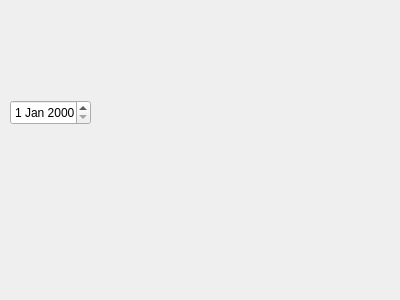
AdeptusMechanicus01/ServicePrinterManager, file addrepairdialog.ui: the form before one commit.
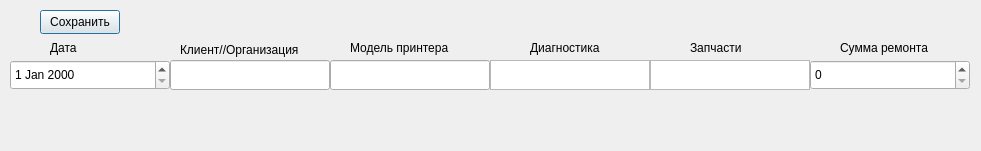
The form after the commit.

Commit message: Сделал окно и привязал к кнопке

What changed in the file:
```diff
--- a/addrepairdialog.ui
+++ b/addrepairdialog.ui
@@ -6,8 +6,8 @@
    <rect>
     <x>0</x>
     <y>0</y>
-    <width>400</width>
-    <height>300</height>
+    <width>981</width>
+    <height>151</height>
    </rect>
   </property>
   <property name="windowTitle">
@@ -17,12 +17,153 @@
    <property name="geometry">
     <rect>
      <x>10</x>
-     <y>100</y>
-     <width>81</width>
-     <height>25</height>
+     <y>60</y>
+     <width>160</width>
+     <height>30</height>
     </rect>
    </property>
   </widget>
+  <widget class="QLineEdit" name="ClientLineEdit">
+   <property name="geometry">
+    <rect>
+     <x>170</x>
+     <y>60</y>
+     <width>160</width>
+     <height>30</height>
+    </rect>
+   </property>
+  </widget>
+  <widget class="QTextEdit" name="DiagnosticTextEdit">
+   <property name="geometry">
+    <rect>
+     <x>490</x>
+     <y>60</y>
+     <width>160</width>
+     <height>30</height>
+    </rect>
+   </property>
+  </widget>
+  <widget class="QLineEdit" name="ModelLineEdit">
+   <property name="geometry">
+    <rect>
+     <x>330</x>
+     <y>60</y>
+     <width>160</width>
+     <height>30</height>
+    </rect>
+   </property>
+  </widget>
+  <widget class="QTextEdit" name="ZipTextEdit">
+   <property name="geometry">
+    <rect>
+     <x>650</x>
+     <y>60</y>
+     <width>160</width>
+     <height>30</height>
+    </rect>
+   </property>
+  </widget>
+  <widget class="QLabel" name="DataLabel">
+   <property name="geometry">
+    <rect>
+     <x>50</x>
+     <y>40</y>
+     <width>49</width>
+     <height>16</height>
+    </rect>
+   </property>
+   <property name="text">
+    <string>Дата</string>
+   </property>
+  </widget>
+  <widget class="QLabel" name="ClientLabel">
+   <property name="geometry">
+    <rect>
+     <x>180</x>
+     <y>40</y>
+     <width>131</width>
+     <height>20</height>
+    </rect>
+   </property>
+   <property name="text">
+    <string>Клиент//Организация</string>
+   </property>
+  </widget>
+  <widget class="QLabel" name="ModelLabel">
+   <property name="geometry">
+    <rect>
+     <x>350</x>
+     <y>40</y>
+     <width>101</width>
+     <height>16</height>
+    </rect>
+   </property>
+   <property name="text">
+    <string>Модель принтера</string>
+   </property>
+  </widget>
+  <widget class="QLabel" name="DiagnosticLabel">
+   <property name="geometry">
+    <rect>
+     <x>530</x>
+     <y>40</y>
+     <width>71</width>
+     <height>16</height>
+    </rect>
+   </property>
+   <property name="text">
+    <string>Диагностика</string>
+   </property>
+  </widget>
+  <widget class="QLabel" name="ZipLabel">
+   <property name="geometry">
+    <rect>
+     <x>690</x>
+     <y>40</y>
+     <width>51</width>
+     <height>16</height>
+    </rect>
+   </property>
+   <property name="text">
+    <string>Запчасти</string>
+   </property>
+  </widget>
+  <widget class="QSpinBox" name="SumSpinBox">
+   <property name="geometry">
+    <rect>
+     <x>810</x>
+     <y>60</y>
+     <width>160</width>
+     <height>30</height>
+    </rect>
+   </property>
+  </widget>
+  <widget class="QLabel" name="SunLabel">
+   <property name="geometry">
+    <rect>
+     <x>840</x>
+     <y>40</y>
+     <width>91</width>
+     <height>16</height>
+    </rect>
+   </property>
+   <property name="text">
+    <string>Сумма ремонта</string>
+   </property>
+  </widget>
+  <widget class="QPushButton" name="SavePushButton">
+   <property name="geometry">
+    <rect>
+     <x>40</x>
+     <y>10</y>
+     <width>80</width>
+     <height>24</height>
+    </rect>
+   </property>
+   <property name="text">
+    <string>Сохранить</string>
+   </property>
+  </widget>
  </widget>
  <resources/>
  <connections/>
```
Left out of the diff: 6 changed lines with no effect on the pictures. The commit also changes 4 other files.
